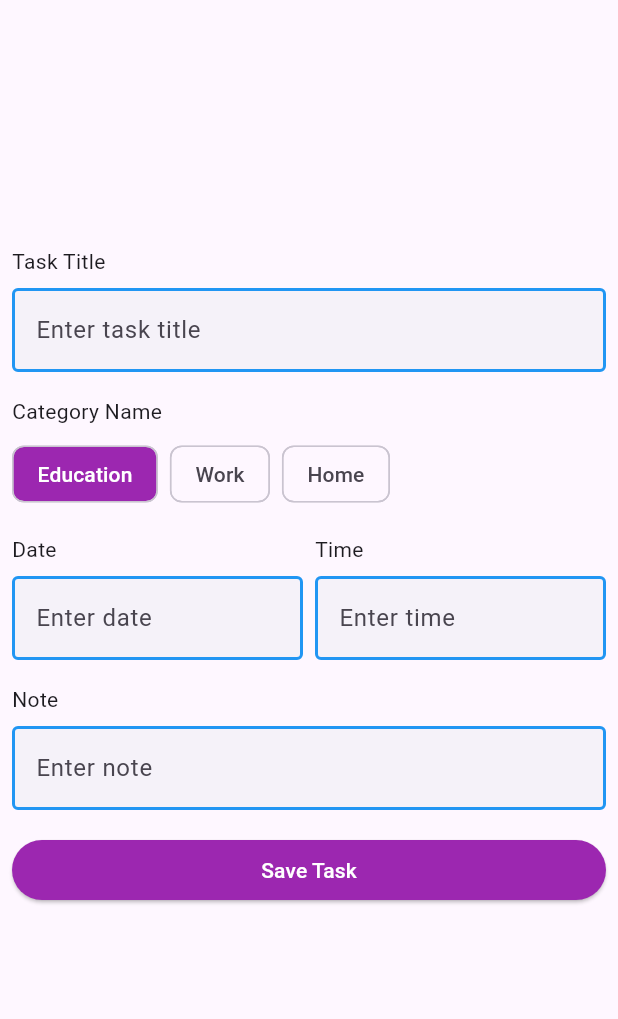
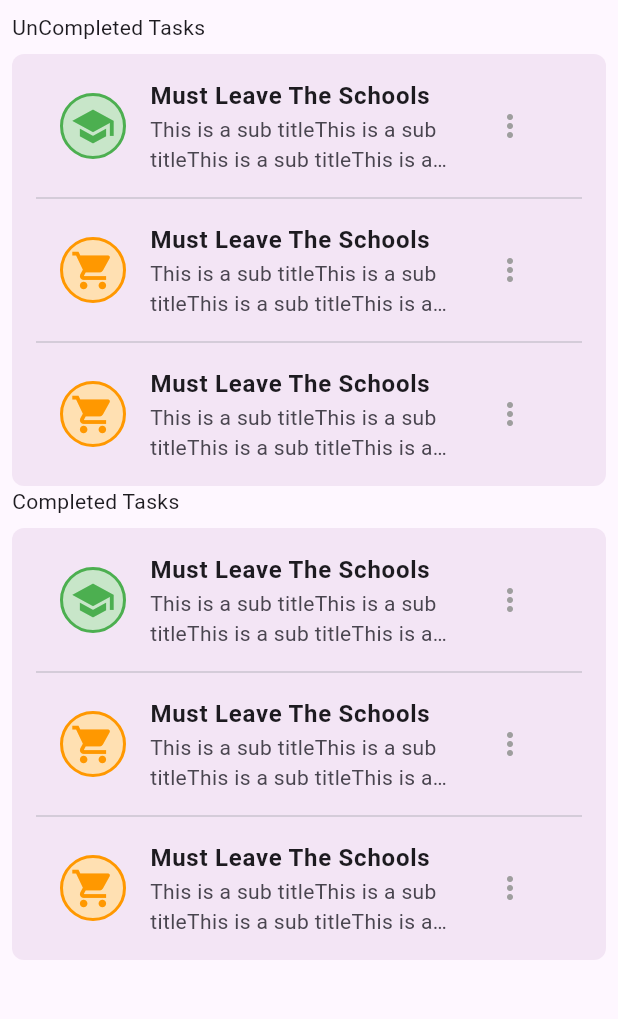
Before and after one commit to yoboisandy/task-manager-flutter, a Flutter app: the screen it shows after launch, on a phone screen of 412 x 824 dp, the part 84-1103 px from its top. Run offline on Flutter 3.47's test engine with Material 3 defaults, Android fonts, the phone set to English and light mode, and no system bars.

Commit message:
home screen design

```diff
--- /dev/null
+++ b/lib/components/single_task.dart
@@ -0,0 +1,87 @@
+import 'dart:math';
+
+import 'package:flutter/material.dart';
+
+class SingleTask extends StatelessWidget {
+  final String categoryName;
+
+  SingleTask(this.categoryName);
+
+  @override
+  Widget build(BuildContext context) {
+    return ListTile(
+      leading: Container(
+        padding: EdgeInsets.all(5),
+        decoration: BoxDecoration(
+          color: categoryName == "education"
+              ? Colors.green[100]
+              : Colors.orange[100],
+          border: Border.all(
+            color: categoryName == "education" ? Colors.green : Colors.orange,
+            width: 2,
+          ),
+          borderRadius: BorderRadius.circular(360),
+        ),
+        child: categoryName == "education"
+            ? Icon(Icons.school, color: Colors.green, size: 30)
+            : Icon(Icons.shopping_cart, color: Colors.orange, size: 30),
+      ),
+      trailing: PopupMenuButton<String>(
+        onSelected: (value) {
+          // Handle the selected option
+          if (value == 'view') {
+            // log clicked on view
+          } else if (value == 'delete') {
+            // Handle delete action
+          } else if (value == 'markAsCompleted') {
+            // Handle markAsCompleted action
+          }
+        },
+        itemBuilder: (BuildContext context) => [
+          PopupMenuItem<String>(
+            value: 'view',
+            child: Row(
+              children: [
+                Icon(Icons.visibility),
+                SizedBox(width: 8),
+                Text('View'),
+              ],
+            ),
+          ),
+          PopupMenuItem<String>(
+            value: 'delete',
+            child: Row(
+              children: [
+                Icon(Icons.delete),
+                SizedBox(width: 8),
+                Text('Delete'),
+              ],
+            ),
+          ),
+          PopupMenuItem<String>(
+            value: 'markAsCompleted',
+            child: Row(
+              children: [
+                Icon(Icons.check),
+                SizedBox(width: 8),
+                Text('Mark as Completed'),
+              ],
+            ),
+          ),
+        ],
+        icon: Icon(Icons.more_vert, color: Colors.grey),
+      ),
+      title: Text(
+        "Must Leave The Schools",
+        style: TextStyle(
+          fontWeight: FontWeight.bold,
+        ),
+      ),
+      subtitle: Text(
+        "This is a sub titleThis is a sub titleThis is a sub titleThis is a sub titleThis is a sub titleThis is a sub titleThis is a sub titleThis is a sub titleThis is a sub title",
+        maxLines: 2,
+        overflow: TextOverflow.ellipsis,
+      ),
+    );
+  }
+}
--- /dev/null
+++ b/lib/components/text_title.dart
@@ -0,0 +1,15 @@
+import 'package:flutter/material.dart';
+
+class TextTitle extends StatelessWidget {
+  final String title;
+
+  TextTitle(this.title);
+
+  @override
+  Widget build(BuildContext context) {
+    return Padding(
+      padding: EdgeInsets.only(bottom: 8),
+      child: Text(title),
+    );
+  }
+}
--- a/lib/home_screen.dart
+++ b/lib/home_screen.dart
@@ -1,4 +1,7 @@
+import 'package:first_app/components/text_title.dart';
 import 'package:flutter/material.dart';
+
+import 'components/single_task.dart';
 
 class HomeScreen extends StatelessWidget {
   const HomeScreen({super.key});
@@ -13,152 +16,50 @@ class HomeScreen extends StatelessWidget {
         centerTitle: true,
       ),
       body: Padding(
-        padding: const EdgeInsets.all(8),
-        child: Column(
-          crossAxisAlignment: CrossAxisAlignment.start,
-          mainAxisAlignment: MainAxisAlignment.center,
+        padding: EdgeInsets.all(8),
+        child: ListView(
           children: [
-            formLabel("Task Title"),
-            TextFormField(
-              decoration: InputDecoration(
-                hintText: "Enter task title",
-                fillColor: Color(0XFFF5F2F9),
-                filled: true,
-                enabledBorder: textFieledBorder(),
-                focusedBorder: textFieledBorder(),
+            TextTitle("UnCompleted Tasks"),
+            Container(
+              padding: EdgeInsets.symmetric(
+                horizontal: 16,
+                vertical: 8,
               ),
-            ),
-            SizedBox(
-              height: 16,
-            ),
-            formLabel("Category Name"),
-            Row(
-              children: [
-                Chip(
-                  label: Text(
-                    "Education",
-                    style: TextStyle(color: Colors.white),
-                  ),
-                  backgroundColor: Colors.purple,
-                ),
-                SizedBox(
-                  width: 8,
-                ),
-                Chip(
-                  label: Text(
-                    "Work",
-                  ),
-                ),
-                SizedBox(
-                  width: 8,
-                ),
-                Chip(
-                  label: Text(
-                    "Home",
-                  ),
-                ),
-              ],
-            ),
-            SizedBox(
-              height: 16,
-            ),
-            Row(
-              mainAxisAlignment: MainAxisAlignment.spaceBetween,
-              children: [
-                Column(
+              decoration: BoxDecoration(
+                  borderRadius: BorderRadius.circular(8),
+                  color: Colors.purple[50]),
+              child: Column(
                   crossAxisAlignment: CrossAxisAlignment.start,
                   children: [
-                    formLabel("Date"),
-                    SizedBox(
-                      width: MediaQuery.of(context).size.width / 2 - 12,
-                      child: TextFormField(
-                        decoration: InputDecoration(
-                          hintText: "Enter date",
-                          fillColor: Color(0XFFF5F2F9),
-                          filled: true,
-                          enabledBorder: textFieledBorder(),
-                          focusedBorder: textFieledBorder(),
-                        ),
-                      ),
-                    )
-                  ],
-                ),
-                SizedBox(
-                  width: 8,
-                ),
-                Column(
+                    SingleTask("education"),
+                    Divider(),
+                    SingleTask("market"),
+                    Divider(),
+                    SingleTask("home"),
+                  ]),
+            ),
+            TextTitle("Completed Tasks"),
+            Container(
+              padding: EdgeInsets.symmetric(
+                horizontal: 16,
+                vertical: 8,
+              ),
+              decoration: BoxDecoration(
+                  borderRadius: BorderRadius.circular(8),
+                  color: Colors.purple[50]),
+              child: Column(
                   crossAxisAlignment: CrossAxisAlignment.start,
                   children: [
-                    formLabel("Time"),
-                    SizedBox(
-                      width: MediaQuery.of(context).size.width / 2 - 12,
-                      child: TextFormField(
-                        decoration: InputDecoration(
-                          hintText: "Enter time",
-                          fillColor: Color(0XFFF5F2F9),
-                          filled: true,
-                          enabledBorder: textFieledBorder(),
-                          focusedBorder: textFieledBorder(),
-                        ),
-                      ),
-                    )
-                  ],
-                ),
-              ],
-            ),
-            SizedBox(
-              height: 16,
-            ),
-            formLabel("Note"),
-            TextFormField(
-              decoration: InputDecoration(
-                hintText: "Enter note",
-                fillColor: Color(0XFFF5F2F9),
-                filled: true,
-                enabledBorder: textFieledBorder(),
-                focusedBorder: textFieledBorder(),
-              ),
-            ),
-            SizedBox(
-              height: 16,
-            ),
-            SizedBox(
-              width: double.maxFinite,
-              child: ElevatedButton(
-                onPressed: () {},
-                child: Text(
-                  "Save Task",
-                  style: TextStyle(
-                    color: Colors.white,
-                  ),
-                ),
-                style: ElevatedButton.styleFrom(
-                  backgroundColor: Colors.purple,
-                  foregroundColor: Colors.white,
-                ),
-              ),
+                    SingleTask("education"),
+                    Divider(),
+                    SingleTask("market"),
+                    Divider(),
+                    SingleTask("home"),
+                  ]),
             ),
           ],
         ),
       ),
     );
   }
-
-  Padding formLabel(String label) {
-    return Padding(
-      padding: const EdgeInsets.only(
-        bottom: 8,
-      ),
-      child: Text(label),
-    );
-  }
-
-  OutlineInputBorder textFieledBorder() {
-    return OutlineInputBorder(
-      borderSide: BorderSide(
-        color: Colors.blue,
-        width: 2,
-      ),
-    );
-  }
 }
```
Also changed, not shown: lib/add_task_screen.dart (added, +166 -0 lines).
